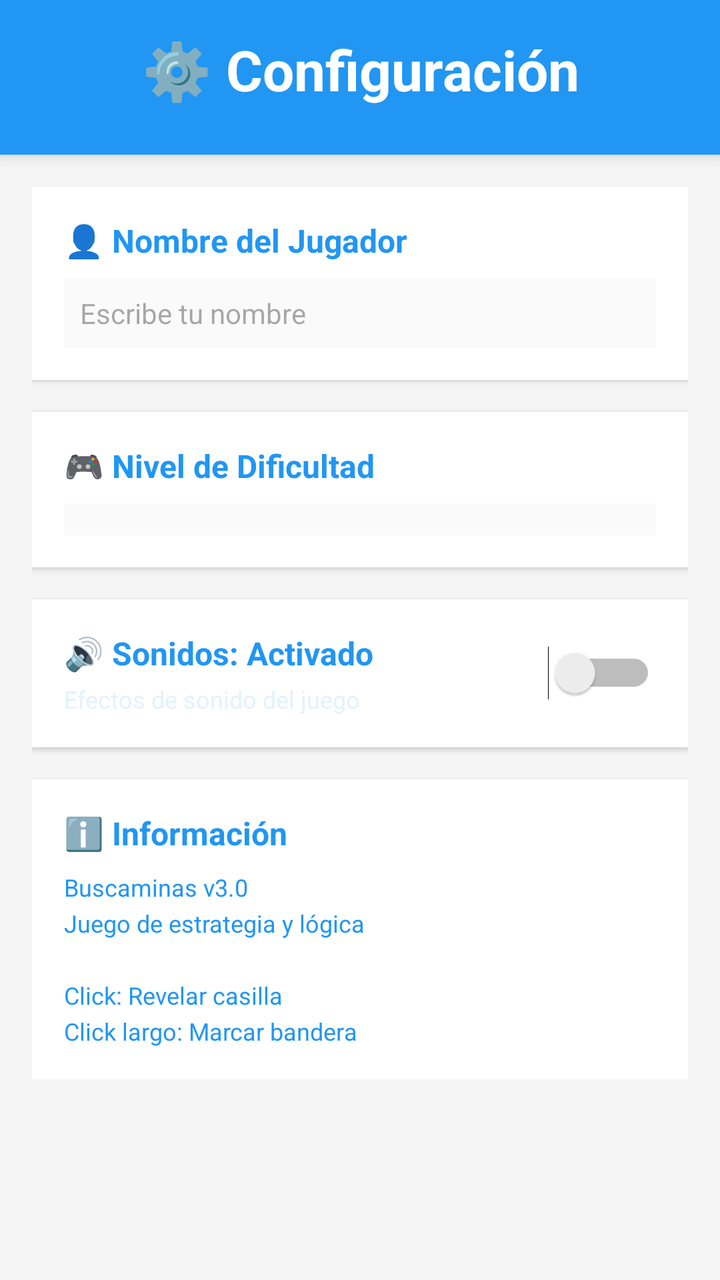
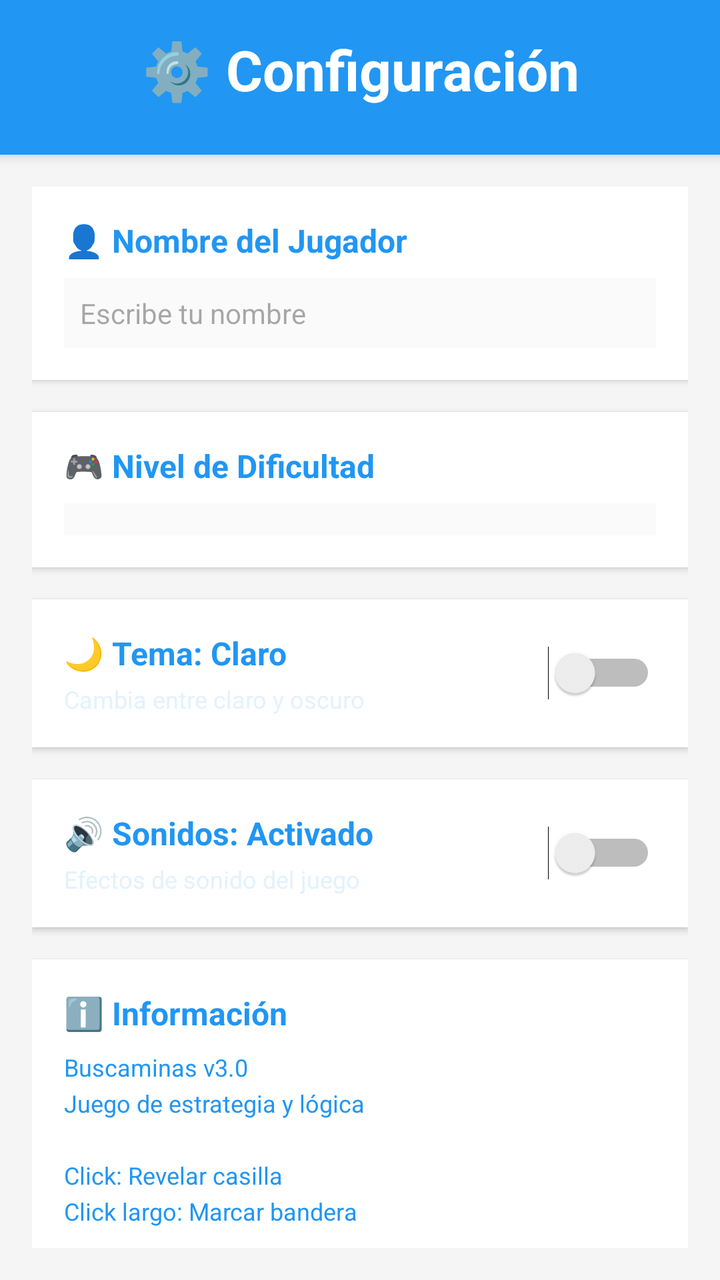

The first picture is an Android layout as it rendered before a commit; the second is the same layout after the commit. The layout source and the unified diff follow.
<!-- AndroidManifest.xml: application theme Theme.Buscaminas -->
<!-- res/layout/activity_settings.xml -->
<?xml version="1.0" encoding="utf-8"?>
<LinearLayout
    xmlns:android="http://schemas.android.com/apk/res/android"
    android:layout_width="match_parent"
    android:layout_height="match_parent"
    android:orientation="vertical"
    android:background="@color/background">

    
    <LinearLayout
        android:layout_width="match_parent"
        android:layout_height="wrap_content"
        android:orientation="vertical"
        android:background="@color/header_bg"
        android:elevation="4dp"
        android:paddingTop="16dp"
        android:paddingBottom="16dp">

        <TextView
            android:layout_width="match_parent"
            android:layout_height="wrap_content"
            android:text="⚙️ Configuración"
            android:textSize="28sp"
            android:textStyle="bold"
            android:textColor="@color/header_title"
            android:gravity="center"
            android:paddingBottom="8dp"/>

    </LinearLayout>

    
    <ScrollView
        android:layout_width="match_parent"
        android:layout_height="match_parent"
        android:padding="16dp">

        <LinearLayout
            android:layout_width="match_parent"
            android:layout_height="wrap_content"
            android:orientation="vertical">

            
            <LinearLayout
                android:layout_width="match_parent"
                android:layout_height="wrap_content"
                android:orientation="vertical"
                android:background="@color/white"
                android:elevation="2dp"
                android:padding="16dp"
                android:layout_marginBottom="16dp">

                <TextView
                    android:layout_width="match_parent"
                    android:layout_height="wrap_content"
                    android:text="👤 Nombre del Jugador"
                    android:textSize="16sp"
                    android:textStyle="bold"
                    android:textColor="@color/header_bg"
                    android:paddingBottom="8dp"/>

                <EditText
                    android:id="@+id/etPlayerName"
                    android:layout_width="match_parent"
                    android:layout_height="wrap_content"
                    android:hint="Escribe tu nombre"
                    android:textSize="14sp"
                    android:padding="8dp"
                    android:background="@color/background_light"
                    android:textColor="@color/header_bg"
                    android:inputType="text"/>

            </LinearLayout>

            
            <LinearLayout
                android:layout_width="match_parent"
                android:layout_height="wrap_content"
                android:orientation="vertical"
                android:background="@color/white"
                android:elevation="2dp"
                android:padding="16dp"
                android:layout_marginBottom="16dp">

                <TextView
                    android:layout_width="match_parent"
                    android:layout_height="wrap_content"
                    android:text="🎮 Nivel de Dificultad"
                    android:textSize="16sp"
                    android:textStyle="bold"
                    android:textColor="@color/header_bg"
                    android:paddingBottom="8dp"/>

                <Spinner
                    android:id="@+id/spinnerDificultad"
                    android:layout_width="match_parent"
                    android:layout_height="wrap_content"
                    android:background="@color/background_light"
                    android:padding="8dp"/>

            </LinearLayout>

            
            <LinearLayout
                android:layout_width="match_parent"
                android:layout_height="wrap_content"
                android:orientation="vertical"
                android:background="@color/white"
                android:elevation="2dp"
                android:padding="16dp"
                android:layout_marginBottom="16dp">

                <LinearLayout
                    android:layout_width="match_parent"
                    android:layout_height="wrap_content"
                    android:orientation="horizontal"
                    android:gravity="center_vertical">

                    <LinearLayout
                        android:layout_width="0dp"
                        android:layout_height="wrap_content"
                        android:layout_weight="1"
                        android:orientation="vertical">

                        <TextView
                            android:id="@+id/tvSoundLabel"
                            android:layout_width="match_parent"
                            android:layout_height="wrap_content"
                            android:text="🔊 Sonidos: Activado"
                            android:textSize="16sp"
                            android:textStyle="bold"
                            android:textColor="@color/header_bg"/>

                        <TextView
                            android:layout_width="match_parent"
                            android:layout_height="wrap_content"
                            android:text="Efectos de sonido del juego"
                            android:textSize="12sp"
                            android:textColor="@color/header_subtitle"
                            android:paddingTop="4dp"/>

                    </LinearLayout>

                    <Switch
                        android:id="@+id/swSound"
                        android:layout_width="wrap_content"
                        android:layout_height="wrap_content"
                        android:layout_marginStart="16dp"/>

                </LinearLayout>

            </LinearLayout>

            
            <LinearLayout
                android:layout_width="match_parent"
                android:layout_height="wrap_content"
                android:orientation="vertical"
                android:background="@color/white"
                android:elevation="2dp"
                android:padding="16dp">

                <TextView
                    android:layout_width="match_parent"
                    android:layout_height="wrap_content"
                    android:text="ℹ️ Información"
                    android:textSize="16sp"
                    android:textStyle="bold"
                    android:textColor="@color/header_bg"
                    android:paddingBottom="8dp"/>

                <TextView
                    android:layout_width="match_parent"
                    android:layout_height="wrap_content"
                    android:text="Buscaminas v3.0\nJuego de estrategia y lógica\n\nClick: Revelar casilla\nClick largo: Marcar bandera"
                    android:textSize="12sp"
                    android:textColor="@color/header_bg"
                    android:lineSpacingExtra="4dp"/>

            </LinearLayout>

        </LinearLayout>

    </ScrollView>

</LinearLayout>
<!-- resources referenced by this layout -->
<resources>
  <color name="background">#F5F5F5</color>
  <color name="background_light">#FAFAFA</color>
  <color name="header_bg">#2196F3</color>
  <color name="header_subtitle">#E3F2FD</color>
  <color name="header_title">#FFFFFF</color>
  <color name="white">#FFFFFF</color>
  <style name="Theme.Buscaminas" parent="Base.Theme.Buscaminas" />
  <style name="Base.Theme.Buscaminas" parent="Theme.Material3.DayNight.NoActionBar">
          
          
      </style>
</resources>

<!-- the commit's change to res/layout/activity_settings.xml (unified diff, before → after) -->
@@ -122,6 +122,57 @@
                         android:orientation="vertical">
 
                         <TextView
+                            android:id="@+id/tvThemeLabel"
+                            android:layout_width="match_parent"
+                            android:layout_height="wrap_content"
+                            android:text="🌙 Tema: Claro"
+                            android:textSize="16sp"
+                            android:textStyle="bold"
+                            android:textColor="@color/header_bg"/>
+
+                        <TextView
+                            android:layout_width="match_parent"
+                            android:layout_height="wrap_content"
+                            android:text="Cambia entre claro y oscuro"
+                            android:textSize="12sp"
+                            android:textColor="@color/header_subtitle"
+                            android:paddingTop="4dp"/>
+
+                    </LinearLayout>
+
+                    <Switch
+                        android:id="@+id/swTheme"
+                        android:layout_width="wrap_content"
+                        android:layout_height="wrap_content"
+                        android:layout_marginStart="16dp"/>
+
+                </LinearLayout>
+
+            </LinearLayout>
+
+            
+            <LinearLayout
+                android:layout_width="match_parent"
+                android:layout_height="wrap_content"
+                android:orientation="vertical"
+                android:background="@color/white"
+                android:elevation="2dp"
+                android:padding="16dp"
+                android:layout_marginBottom="16dp">
+
+                <LinearLayout
+                    android:layout_width="match_parent"
+                    android:layout_height="wrap_content"
+                    android:orientation="horizontal"
+                    android:gravity="center_vertical">
+
+                    <LinearLayout
+                        android:layout_width="0dp"
+                        android:layout_height="wrap_content"
+                        android:layout_weight="1"
+                        android:orientation="vertical">
+
+                        <TextView
                             android:id="@+id/tvSoundLabel"
                             android:layout_width="match_parent"
                             android:layout_height="wrap_content"
